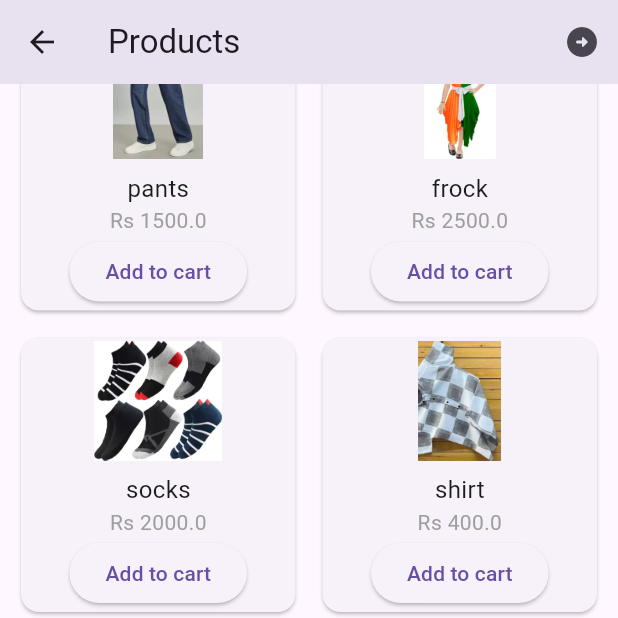
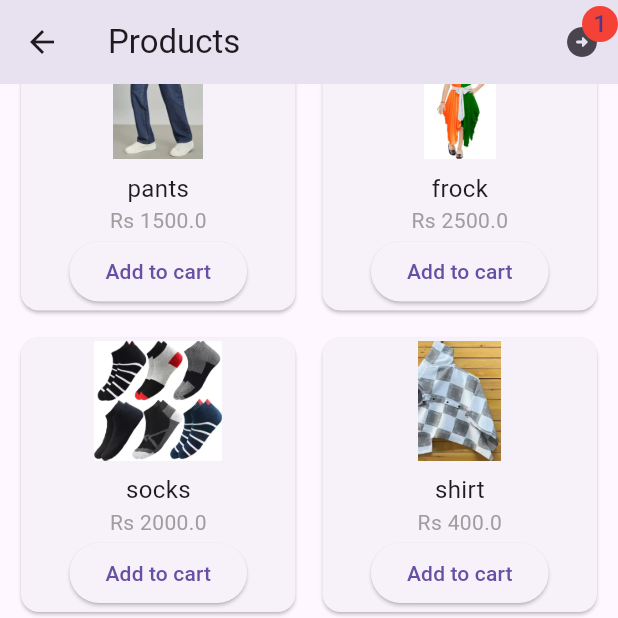
Before and after one commit to nihalgit123/cart_demo, a Flutter app: the ProductPage screen opened directly, scrolled down 247 dp, after a tap on "Add to cart", on a phone screen of 412 x 824 dp, the top half of it. Run offline on Flutter 3.47's test engine with Material 3 defaults, Android fonts, the phone set to English and light mode, and no system bars; our stand-ins replace firebase_auth, firebase_core; accounts and stored records are empty.

Commit message:
provider firstcommit

```diff
--- a/lib/product.dart
+++ b/lib/product.dart
@@ -1,7 +1,9 @@
 
 import 'package:cart/model.dart';
 import 'package:cart/cart.dart';
+import 'package:cart/provider/cartprovider.dart';
 import 'package:flutter/material.dart';
+import 'package:provider/provider.dart';
 
 class ProductPage extends StatefulWidget {
   const ProductPage({super.key});
@@ -11,19 +13,19 @@ class ProductPage extends StatefulWidget {
 }
 
 class _ProductPageState extends State<ProductPage> {
-  List<Product> cart = [];
+  // List<Product> cart = [];
 
-  void add(Product product) {
-    setState(() {
-      cart.add(product);
-    });
-  }
+  // void add(Product product) {
+  //   setState(() {
+  //     cart.add(product);
+  //   });
+  // }
 
-  void remove(Product product) {
-    setState(() {
-      cart.remove(product);
-    });
-  }
+  // void remove(Product product) {
+  //   setState(() {
+  //     cart.remove(product);
+  //   });
+  // }
 
   @override
   Widget build(BuildContext context) {
@@ -31,20 +33,27 @@ class _ProductPageState extends State<ProductPage> {
       appBar: AppBar(
         title: Text("Products"),
         actions: [
-          IconButton(
+          Stack(
+            alignment: Alignment.topRight,
+            children:[ IconButton(
               icon: Icon(Icons.arrow_circle_right_rounded),
               onPressed: () {
                 Navigator.push(
                   context,
                   MaterialPageRoute(
-                  builder: (context) => CartPage(
-                    cart: cart,
-                    onDelete: remove,
-                  ),
+                    builder: (context) => CartPage(),
                   ),
                 );
               },
             ),
+             CircleAvatar(
+              backgroundColor: Colors.red,
+              radius: 12,
+              child: Consumer<CartProvider>(
+                builder: (context, value, child) =>
+                 Text(value.providercart.length.toString())),
+            )
+        ]),
         ],
       ),
       body: GridView.builder(
@@ -67,7 +76,8 @@ class _ProductPageState extends State<ProductPage> {
                 Text("Rs ${product.price}", style: TextStyle(color: Colors.grey)),
                 ElevatedButton(
                   onPressed: () {
-                    add(product);
+                    context.read<CartProvider>().addcart(product);
+                    // add(product);
                   },
                   child: Text("Add to cart"),
                 ),
--- /dev/null
+++ b/lib/provider/cartprovider.dart
@@ -0,0 +1,25 @@
+import 'dart:convert';
+import 'dart:developer';
+
+import 'package:cart/model.dart';
+import 'package:flutter/material.dart';
+
+class CartProvider extends ChangeNotifier{
+
+
+  List<Product> providercart = [];
+
+  void addcart(Product product){
+providercart.add(product);
+
+ log(providercart.length.toString());
+notifyListeners();
+  }
+
+  void removecart(Product product){
+    providercart .remove(product);
+    notifyListeners();
+
+  }
+
+}
```
Also changed, not shown: lib/cart.dart (+12 -8 lines), lib/main.dart (+11 -4 lines), 3 other files. Lines whose indentation alone changed are shown as unchanged.
